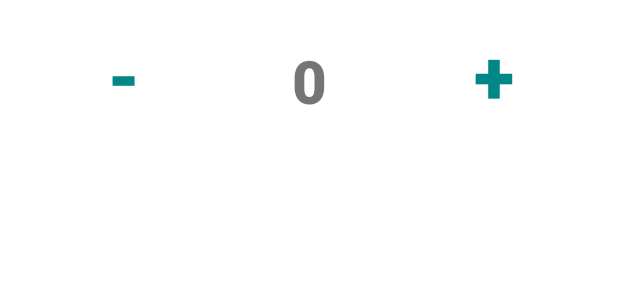
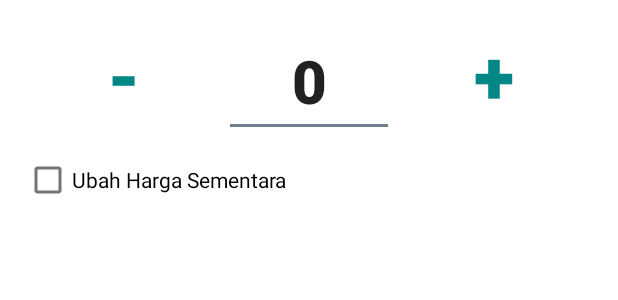
Before and after one commit to Fancesatria/KasirOnlineAndroid, an Android app: the layout dialog_keterangan_order.xml on its own in the app's theme, with its tools: preview values and no code run, on a phone screen of 412 x 824 dp. Shown: the top 300 px of the screen. Run offline under Robolectric (Android 15) with nearby library versions, the phone set to English and light mode, and no system bars; network calls fail.

Commit message:
Update -Barcode scan -Ubah harga sementara -Perbaikan service

```diff
--- a/app/build.gradle
+++ b/app/build.gradle
@@ -45,6 +45,7 @@ dependencies {
     implementation 'androidx.swiperefreshlayout:swiperefreshlayout:1.1.0'
     implementation 'androidx.legacy:legacy-support-v4:1.0.0'
     implementation 'androidx.room:room-common:2.4.2'
+    implementation 'me.dm7.barcodescanner:zxing:1.9.13'
     testImplementation 'junit:junit:4.13.2'
     androidTestImplementation 'androidx.test.ext:junit:1.1.3'
     androidTestImplementation 'androidx.test.espresso:espresso-core:3.4.0'
--- a/app/src/main/java/com/example/authapp/Database/Dao/BarangDao.java
+++ b/app/src/main/java/com/example/authapp/Database/Dao/BarangDao.java
@@ -29,6 +29,9 @@ public interface BarangDao {
     @Delete
     void delete(ModelBarang barang);
 
+    @Query("SELECT * FROM tblbarang WHERE idbarang=:idbarang")
+    ModelBarang get(String idbarang);
+
     @Query("DELETE FROM tblbarang")
     void deleteAll();
 }
--- a/app/src/main/res/layout/dialog_keterangan_order.xml
+++ b/app/src/main/res/layout/dialog_keterangan_order.xml
@@ -1,50 +1,52 @@
 <?xml version="1.0" encoding="utf-8"?>
-<androidx.appcompat.widget.LinearLayoutCompat xmlns:android="http://schemas.android.com/apk/res/android"
+<LinearLayout xmlns:android="http://schemas.android.com/apk/res/android"
     xmlns:app="http://schemas.android.com/apk/res-auto"
     xmlns:tools="http://schemas.android.com/tools"
     android:layout_width="match_parent"
-    android:layout_height="match_parent"
-    android:paddingBottom="16dp"
+    android:layout_height="wrap_content"
+    android:orientation="vertical"
+    android:paddingLeft="16dp"
     android:paddingTop="16dp"
-    android:paddingLeft="16dp"
-    android:paddingRight="16dp">
+    android:paddingRight="16dp"
+    android:paddingBottom="16dp">
 
     <androidx.constraintlayout.widget.ConstraintLayout
         android:layout_width="match_parent"
-        android:layout_height="match_parent">
+        android:layout_height="wrap_content">
 
         <LinearLayout
             android:id="@+id/linearCount"
             android:layout_width="0dp"
             android:layout_height="80dp"
+            android:orientation="horizontal"
+            android:weightSum="3"
             app:layout_constraintEnd_toEndOf="parent"
             app:layout_constraintStart_toStartOf="parent"
             app:layout_constraintTop_toTopOf="parent"
-            android:weightSum="3"
-            android:orientation="horizontal"
             tools:ignore="MissingConstraints">
 
             <TextView
                 android:id="@+id/kurang"
                 android:layout_width="50dp"
                 android:layout_height="match_parent"
+                android:layout_marginLeft="10dp"
+                android:layout_weight="1"
+                android:fontFamily="sans-serif-black"
+                android:text="-"
+                android:textAlignment="center"
                 android:textColor="@color/teal_700"
-                android:textAlignment="center"
-                android:textStyle="bold"
-                android:text="-"
-                android:layout_marginLeft="10dp"
-                android:fontFamily="sans-serif-black"
-                android:layout_weight="1"
-                android:textSize="50sp" />
+                android:textSize="50sp"
+                android:textStyle="bold" />
 
-            <TextView
+            <EditText
                 android:id="@+id/tvJumlah"
                 android:layout_width="50dp"
                 android:layout_height="wrap_content"
                 android:layout_marginLeft="10dp"
                 android:layout_marginRight="10dp"
+                android:layout_weight="1"
                 android:fontFamily="sans-serif-black"
-                android:layout_weight="1"
+                android:inputType="number"
                 android:text="0"
                 android:textAlignment="center"
                 android:textSize="40sp" />
@@ -52,18 +54,38 @@
             <TextView
                 android:id="@+id/tambah"
                 android:layout_width="50dp"
-                android:textColor="@color/teal_700"
                 android:layout_height="match_parent"
                 android:layout_marginRight="10dp"
+                android:layout_weight="1"
+                android:fontFamily="sans-serif-black"
+                android:text="+"
                 android:textAlignment="center"
-                android:text="+"
-                android:fontFamily="sans-serif-black"
-                android:layout_weight="1"
+                android:textColor="@color/teal_700"
                 android:textSize="50sp" />
         </LinearLayout>
 
     </androidx.constraintlayout.widget.ConstraintLayout>
 
+    <LinearLayout
+        android:layout_width="match_parent"
+        android:layout_height="match_parent"
+        android:orientation="vertical">
+
+        <CheckBox
+            android:id="@+id/cbHarga"
+            android:layout_width="match_parent"
+            android:layout_height="wrap_content"
+            android:text="Ubah Harga Sementara" />
+
+        <EditText
+            android:id="@+id/eHarga"
+            android:layout_width="match_parent"
+            android:layout_height="wrap_content"
+            android:ems="10"
+            android:inputType="number"
+            android:visibility="gone" />
+
+    </LinearLayout>
 
 
-</androidx.appcompat.widget.LinearLayoutCompat>
+</LinearLayout>
--- a/app/src/main/res/layout/fragment_home.xml
+++ b/app/src/main/res/layout/fragment_home.xml
@@ -245,6 +245,7 @@
                 </androidx.cardview.widget.CardView>
 
                 <androidx.cardview.widget.CardView
+                    android:id="@+id/clearAll"
                     android:layout_width="wrap_content"
                     android:layout_height="wrap_content"
                     android:layout_weight="1">
--- a/app/src/main/res/layout/item_home.xml
+++ b/app/src/main/res/layout/item_home.xml
@@ -68,9 +68,11 @@
                         android:layout_marginLeft="10dp"
                         android:layout_marginBottom="12dp"
                         android:background="#A5A4A4"
+                        android:paddingHorizontal="4dp"
                         android:text="TextView"
                         android:textAlignment="center"
-                        android:textColor="@color/white" />
+                        android:textColor="@color/white"
+                        android:textSize="12sp" />
                 </LinearLayout>
 
                 <LinearLayout
@@ -88,6 +90,7 @@
                         android:layout_marginTop="10dp"
                         android:layout_marginRight="5dp"
                         android:layout_marginBottom="10dp"
+                        android:maxLines="1"
                         android:padding="2dp"
                         android:text="Contoh Text 1"
                         android:textAlignment="center"
--- a/settings.gradle
+++ b/settings.gradle
@@ -3,6 +3,7 @@ pluginManagement {
         gradlePluginPortal()
         google()
         mavenCentral()
+
     }
 }
 dependencyResolutionManagement {
@@ -10,6 +11,7 @@ dependencyResolutionManagement {
     repositories {
         google()
         mavenCentral()
+        jcenter()
     }
 }
 rootProject.name = "Auth App"
```
Also changed, not shown: app/src/main/AndroidManifest.xml (+7 -1 lines), app/src/main/java/com/example/authapp/Adapter/HomeAdapter.java (+7 -11 lines), app/src/main/java/com/example/authapp/Database/Repository/BarangRepository.java (+40 -0 lines), app/src/main/java/com/example/authapp/Service/OrderService.java (+42 -27 lines), app/src/main/java/com/example/authapp/ui/home/HomeFragment.java (+113 -5 lines), app/src/main/java/com/example/authapp/ui/home/ScanBarcode.java (added, +17 -0 lines), app/src/main/java/com/example/authapp/ui/home/ScanScreen.java (added, +74 -0 lines), app/src/main/java/com/example/authapp/util/Modul.java (added, +110 -0 lines), app/src/main/res/layout/activity_scan_barcode.xml (added, +9 -0 lines).
